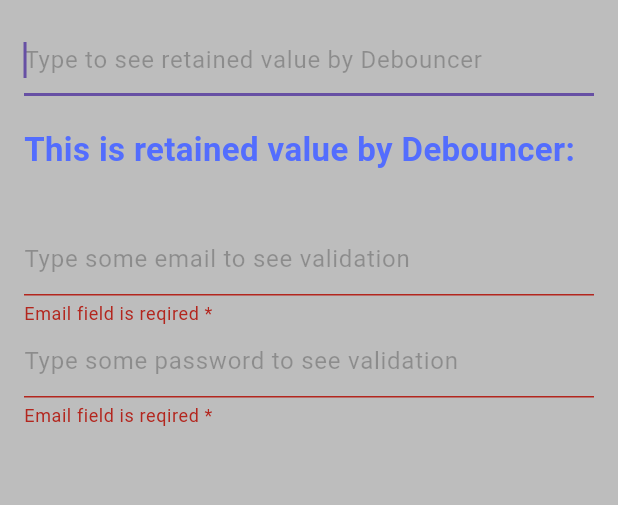
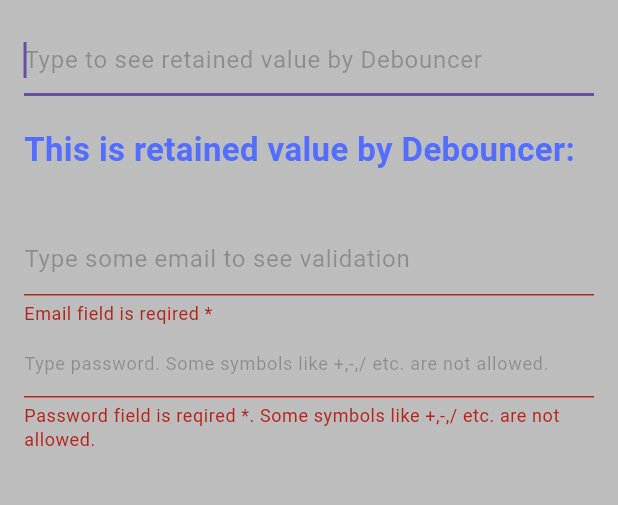
Before and after one commit to sssloba/flutter_techniques, a Flutter app: the DebouncerDemo screen opened directly, on a phone screen of 412 x 824 dp, the part 84-589 px from its top. Run offline on Flutter 3.47's test engine with Material 3 defaults, Android fonts, the light colour scheme and no system bars.

Commit message:
allowed-symbols-validation-demo

```diff
--- a/lib/screens/deboncer/debouncer_demo.dart
+++ b/lib/screens/deboncer/debouncer_demo.dart
@@ -98,18 +98,24 @@ class _DebouncerDemoState extends State<DebouncerDemo> {
               controller: _passwordTextController,
               autovalidateMode: AutovalidateMode.onUserInteraction,
               decoration: const InputDecoration(
-                hintText: 'Type some password to see validation',
-                hintStyle: TextStyle(
-                  color: Colors.black26,
-                ),
-                errorText: 'Email field is reqired *',
-              ),
+                  hintText:
+                      'Type password. Some symbols like +,-,/ etc. are not allowed.',
+                  hintStyle: TextStyle(color: Colors.black26, fontSize: 12),
+                  errorText:
+                      'Password field is reqired *. Some symbols like +,-,/ etc. are not allowed.',
+                  errorMaxLines: 2),
               validator: (value) {
                 if (value == null || value.trim().isEmpty) {
-                  return 'Password cannot be empty *';
+                  return 'Password cannot be empty *.';
                 }
-                final bool isEmail = Validators().strongPassword(value);
-                return isEmail
+                final bool isSymbolAllowed =
+                    Validators().isSymbolAllowed(value);
+                if (!isSymbolAllowed) {
+                  return 'Used symbol which is not allowed ❌';
+                }
+                final bool isStrongPassword =
+                    Validators().strongPassword(value);
+                return isStrongPassword
                     ? 'Password is strong!!! 😎'
                     : 'Password is week ☹';
               },
```
